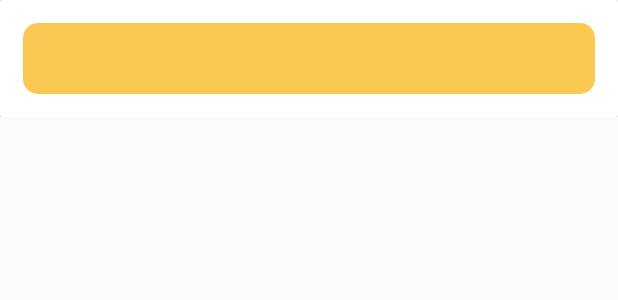
After one commit to Lisek94/Angielski-nauka-apka, an Android app: the layout card_view.xml on its own in the app's theme, with its tools: preview values and no code run, on a phone screen of 412 x 824 dp. The commit adds this screen. Shown: the top 300 px of the screen. Run offline under Robolectric (Android 15) with nearby library versions, the phone set to English and light mode, and no system bars.

Commit message:
codding button from package "show", create intent for RecyclerView

```diff
--- a/app/build.gradle
+++ b/app/build.gradle
@@ -35,4 +35,5 @@ dependencies {
     androidTestImplementation 'androidx.test.ext:junit:1.1.1'
     androidTestImplementation 'androidx.test.espresso:espresso-core:3.2.0'
     implementation 'androidx.cardview:cardview:1.0.0'
+    implementation 'androidx.recyclerview:recyclerview:1.1.0'
 }
--- a/app/src/main/AndroidManifest.xml
+++ b/app/src/main/AndroidManifest.xml
@@ -16,6 +16,7 @@
                 <category android:name="android.intent.category.LAUNCHER" />
             </intent-filter>
         </activity>
+        <activity android:name=".ArrayChapterActivity" />
     </application>
 
 </manifest>
--- a/app/src/main/java/com/example/angielskinauka/InputManager.kt
+++ b/app/src/main/java/com/example/angielskinauka/InputManager.kt
@@ -7,4 +7,8 @@ class InputManager {
     fun createIntFromInput(editText: EditText): Int {
         return editText.text.toString().toInt()
     }
+
+    fun checkEditTextForNull(editText: EditText):Boolean {
+        return editText.text.toString().isNotEmpty()
+    }
 }
--- a/app/src/main/java/com/example/angielskinauka/DataBaseHelper.kt
+++ b/app/src/main/java/com/example/angielskinauka/data/DataBaseHelper.kt
@@ -1,4 +1,4 @@
-package com.example.angielskinauka
+package com.example.angielskinauka.data
 
 import android.content.Context
 import android.database.sqlite.SQLiteDatabase
@@ -21,7 +21,8 @@ object BasicComands {
     const val SQL_DELETE_TABLE = "DROP TABLE IF EXISTS ${TableInfo.TABLE_NAME}"
 }
 
-class DataBaseHelper(context: Context): SQLiteOpenHelper(context,TableInfo.TABLE_NAME,null,1) {
+class DataBaseHelper(context: Context): SQLiteOpenHelper(context,
+    TableInfo.TABLE_NAME,null,1) {
     override fun onCreate(db: SQLiteDatabase?) {
     db?.execSQL(BasicComands.SQL_CREATE_TABLE)
     }
--- /dev/null
+++ b/app/src/main/res/layout/card_view.xml
@@ -0,0 +1,35 @@
+<?xml version="1.0" encoding="utf-8"?>
+<androidx.constraintlayout.widget.ConstraintLayout
+    xmlns:app="http://schemas.android.com/apk/res-auto"
+    xmlns:android="http://schemas.android.com/apk/res/android"
+    android:layout_width="match_parent"
+    android:layout_height="wrap_content"
+    android:orientation="vertical">
+
+    <androidx.cardview.widget.CardView
+        android:id="@+id/note_cardView"
+        android:layout_width="match_parent"
+        android:layout_height="wrap_content"
+        app:layout_constraintTop_toTopOf="parent"
+        app:layout_constraintEnd_toEndOf="parent"
+        app:layout_constraintStart_toStartOf="parent"
+        app:layout_constraintBottom_toBottomOf="parent">
+    <LinearLayout
+        android:layout_width="match_parent"
+        android:layout_height="wrap_content"
+        android:orientation="horizontal">
+
+        <TextView
+            android:layout_width="0dp"
+            android:layout_height="match_parent"
+            android:id="@+id/numberChapterTextView"
+            android:textSize="35sp"
+            android:textColor="@color/colorPrimary"
+            android:gravity="center"
+            android:background="@drawable/buttonshape"
+            android:layout_margin="15dp"
+            android:layout_weight="1"/>
+
+    </LinearLayout>
+    </androidx.cardview.widget.CardView>
+</androidx.constraintlayout.widget.ConstraintLayout>
```
Also changed, not shown: app/src/main/java/com/example/angielskinauka/ArrayChapterActivity.kt (added, +26 -0 lines), app/src/main/java/com/example/angielskinauka/CardViewAdapter.kt (added, +35 -0 lines), app/src/main/java/com/example/angielskinauka/ChapterManager.kt (+37 -18 lines), app/src/main/java/com/example/angielskinauka/MainActivity.kt (+24 -5 lines), app/src/main/java/com/example/angielskinauka/data/DataBaseManager.kt (renamed from app/src/main/java/com/example/angielskinauka/DataBaseManager.kt, +12 -5 lines), app/src/main/res/layout/activity_chapters.xml (added, +22 -0 lines).
